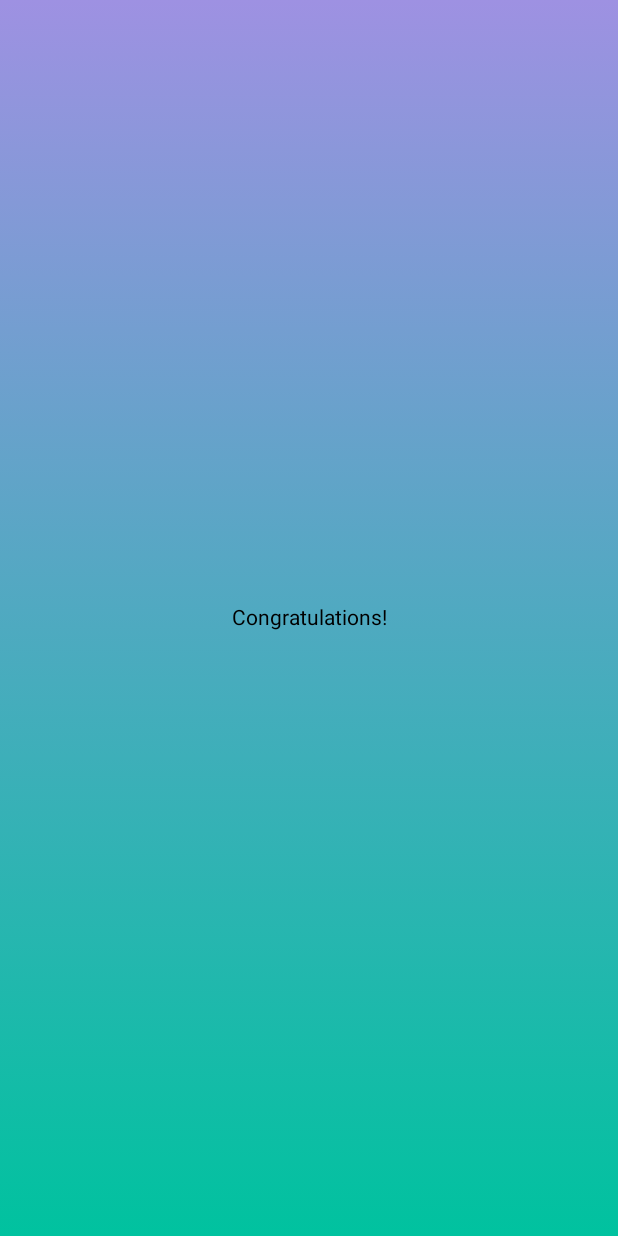
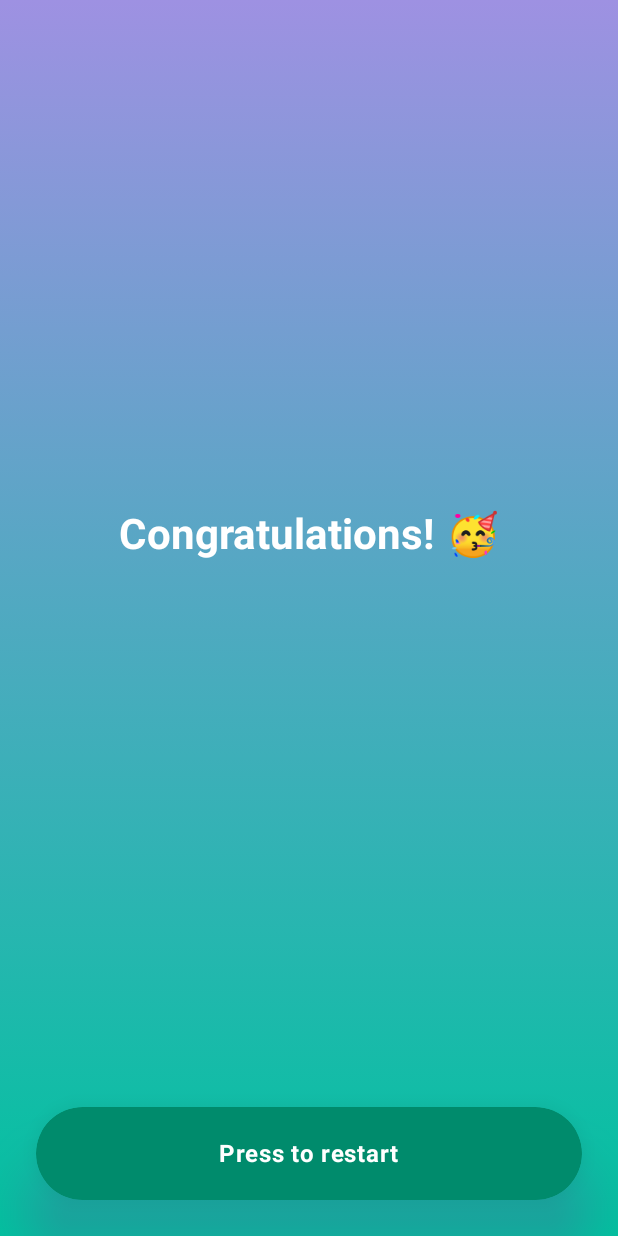
Before and after one commit to jlpmartinss/Simple-Login-App-UI, an Android app built with Jetpack Compose: the @Preview function HomeScreenPrev, on a phone screen of 412 x 824 dp. Run offline under Robolectric (Android 15) with nearby library versions, the phone set to English and light mode, and no system bars.

Commit message:
center the text in the middle of the screen and and a button

```diff
--- a/app/src/main/java/com/example/simpleloginappui/screens/HomeScreen.kt
+++ b/app/src/main/java/com/example/simpleloginappui/screens/HomeScreen.kt
@@ -4,22 +4,34 @@ import androidx.compose.foundation.background
 import androidx.compose.foundation.layout.Arrangement
 import androidx.compose.foundation.layout.Column
 import androidx.compose.foundation.layout.Row
+import androidx.compose.foundation.layout.Spacer
 import androidx.compose.foundation.layout.fillMaxSize
+import androidx.compose.foundation.layout.padding
+import androidx.compose.material3.ButtonDefaults
+import androidx.compose.material3.MaterialTheme
 import androidx.compose.material3.Text
 import androidx.compose.runtime.Composable
 import androidx.compose.ui.Alignment
 import androidx.compose.ui.Modifier
 import androidx.compose.ui.graphics.Brush
+import androidx.compose.ui.graphics.Color
+import androidx.compose.ui.text.font.FontWeight
 import androidx.compose.ui.tooling.preview.Preview
+import androidx.compose.ui.unit.dp
+import com.example.simpleloginappui.components.ActionButton
 import com.example.simpleloginappui.ui.theme.PrimaryGreen
+import com.example.simpleloginappui.ui.theme.PrimaryGreenDark
+import com.example.simpleloginappui.ui.theme.PrimaryPinkDark
 import com.example.simpleloginappui.ui.theme.PrimaryViolet
 
 @Composable
-fun HomeScreen(modifier: Modifier = Modifier) {
+fun HomeScreen(
+    modifier: Modifier = Modifier,
+    onRestartFlowClicked: () -> Unit
+) {
     Column(
         horizontalAlignment = Alignment.CenterHorizontally,
-        verticalArrangement = Arrangement.Center,
-        modifier = Modifier
+        modifier = modifier
             .fillMaxSize()
             .background(
                 Brush.verticalGradient(
@@ -28,22 +40,46 @@ fun HomeScreen(modifier: Modifier = Modifier) {
                 )
             )
     ) {
+        Spacer(modifier = Modifier.weight(1f))
         Greetings()
+        Spacer(modifier = Modifier.weight(1f))
+        ActionButton(
+            onClick = { /*TODO*/ },
+            text = "Press to restart",
+            colors = ButtonDefaults.buttonColors(
+                containerColor = PrimaryGreenDark,
+                contentColor = Color.White
+            ),
+            shadowColor = PrimaryPinkDark,
+            isNavigationArrowVisible = false,
+            modifier = Modifier.padding(24.dp)
+        )
+    }
 
-    }
 }
 
 @Composable
 fun Greetings(modifier: Modifier = Modifier) {
     Row(
+        modifier = modifier,
         verticalAlignment = Alignment.CenterVertically,
+        horizontalArrangement = Arrangement.spacedBy(8.dp)
     ) {
-        Text(text = "Congratulations!")
+        Text(
+            text = "Congratulations!",
+            style = MaterialTheme.typography.headlineMedium,
+            fontWeight = FontWeight.Bold,
+            color = Color.White
+        )
+        Text(
+            text = "\uD83E\uDD73",
+            style = MaterialTheme.typography.headlineMedium
+        )
     }
 }
 
 @Preview(showBackground = true)
 @Composable
 private fun HomeScreenPrev() {
-    HomeScreen()
+    HomeScreen(onRestartFlowClicked = {})
 }
```
